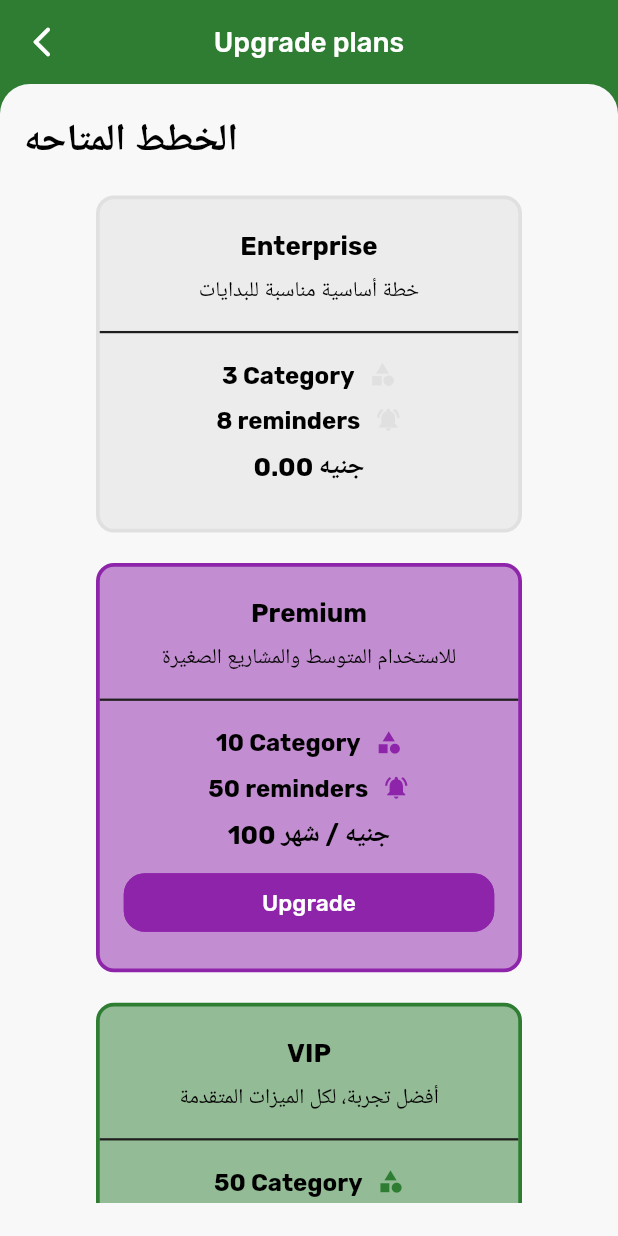
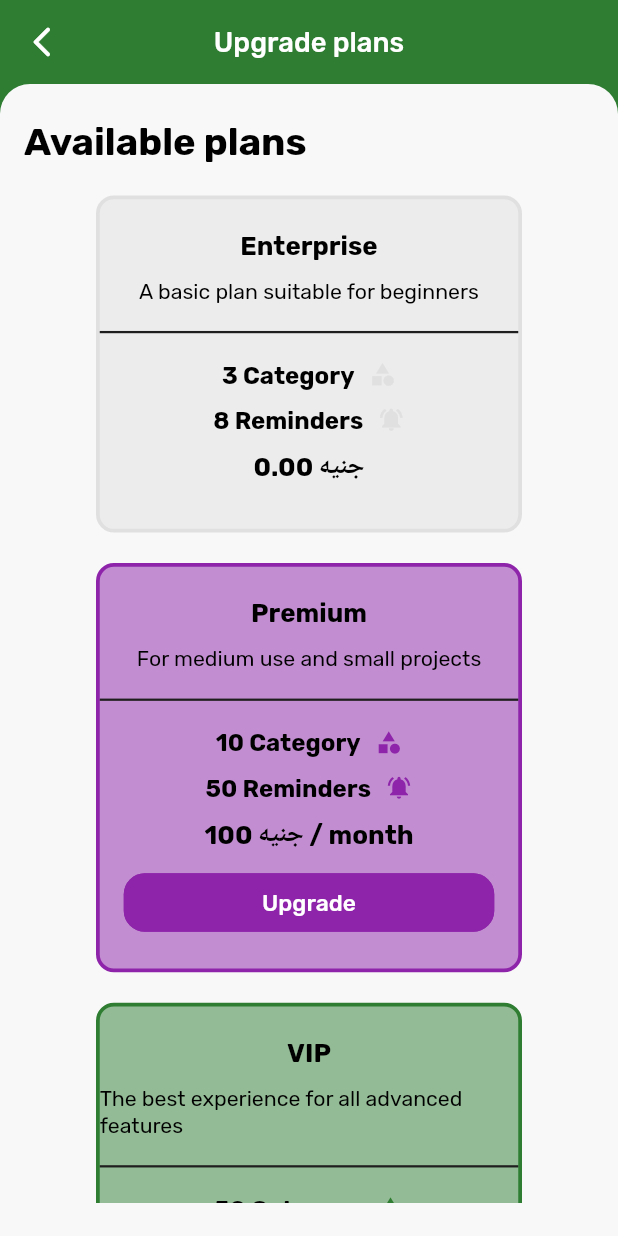
Before and after one commit to yousefmohamed35/rental_Demo, a Flutter app: the UpgradePlansPage screen opened by its route, on a phone screen of 412 x 824 dp. Run offline on Flutter 3.47's test engine with Material 3 defaults, Android fonts, the phone set to English and light mode, and no system bars; our stand-ins replace auto_route, auto_size_text, bloc, country_code_picker, equatable, flash and 16 more; missing offline and left inert: duration; accounts and stored records are empty.

```diff
--- a/lib/feature/upgrade_plans/presentation/view/widgets/plans_card.dart
+++ b/lib/feature/upgrade_plans/presentation/view/widgets/plans_card.dart
@@ -47,7 +47,7 @@ class PlansCard extends StatelessWidget {
             mainAxisAlignment: MainAxisAlignment.center,
             children: [
               Text(
-                '$category Category',
+                '$category ${context.locale.category}',
                 style: context.textTheme.labelSmall?.copyWith(
                   fontSize: 16,
                   fontWeight: FontWeight.bold,
@@ -62,7 +62,7 @@ class PlansCard extends StatelessWidget {
             mainAxisAlignment: MainAxisAlignment.center,
             children: [
               Text(
-                '$reminders reminders',
+                '$reminders ${context.locale.reminders}',
                 style: context.textTheme.labelSmall?.copyWith(
                   fontSize: 16,
                   fontWeight: FontWeight.bold,
--- a/lib/feature/upgrade_plans/presentation/view/widgets/upgrade_plans_body.dart
+++ b/lib/feature/upgrade_plans/presentation/view/widgets/upgrade_plans_body.dart
@@ -16,12 +16,15 @@ class UpgradePlansBody extends StatelessWidget {
         child: Column(
           crossAxisAlignment: CrossAxisAlignment.start,
           children: [
-            Text('الخطط المتاحه', style: context.textTheme.titleSmall),
+            Text(
+              context.locale.availablePlans,
+              style: context.textTheme.titleSmall,
+            ),
             20.toHeight.verticalSpace,
             PlansCard(
               color: AppColors.divider,
               title: 'Enterprise',
-              subtitle: 'خطة أساسية مناسبة للبدايات',
+              subtitle: context.locale.enterpriseDescription,
               category: 3,
               reminders: 8,
               price: '0.00 جنيه',
@@ -31,20 +34,20 @@ class UpgradePlansBody extends StatelessWidget {
             PlansCard(
               color: AppColors.accentColor,
               title: 'Premium',
-              subtitle: 'للاستخدام المتوسط والمشاريع الصغيرة',
+              subtitle: context.locale.premiumDescription,
               category: 10,
               reminders: 50,
-              price: '100 جنيه / شهر',
+              price: '100 جنيه / ${context.locale.month}',
               addButton: true,
             ),
             20.toHeight.verticalSpace,
             PlansCard(
               color: AppColors.primaryColor,
               title: 'VIP',
-              subtitle: 'أفضل تجربة، لكل الميزات المتقدمة',
+              subtitle: context.locale.VipDescription,
               category: 50,
               reminders: 200,
-              price: '200 جنيه / شهر',
+              price: '200 جنيه / ${context.locale.month}',
               addButton: true,
             ),
           ],
--- a/lib/l10n/intl_ar.arb
+++ b/lib/l10n/intl_ar.arb
@@ -41,6 +41,12 @@
   "enterCategoryName":"أدخل اسم الفئة",
   "add":"إضافة",
 
+  "availablePlans":"الخطط المتاحه",
+  "enterpriseDescription":"خطه اساسية مناسبة للبدايات",
+  "premiumDescription": "للاستخدام المتوسط و المشاريع الصغيره",
+  "VipDescription":"افضل تجربة لكل الميزات المتقدمه",
+  "month": "شهر",
+
   "block" : "شقة",
   "home": "الصفحة الرئيسية",
   "addNew":"إضافة جديد",
--- a/lib/l10n/intl_en.arb
+++ b/lib/l10n/intl_en.arb
@@ -41,6 +41,12 @@
   "enterCategoryName":"Enter category name",
   "add":"Add",
 
+  "availablePlans":"Available plans",
+  "enterpriseDescription":"A basic plan suitable for beginners",
+  "premiumDescription":"For medium use and small projects",
+  "VipDescription":"The best experience for all advanced features",
+  "month":"month",
+
   "block" : "block",
   "home": "Home",
   "addNew":"Add new",
```
Also changed, not shown: lib/feature/reminders/presentation/view/reminders_page.dart (added, +10 -0 lines), lib/generated/intl/messages_ar.dart, lib/generated/intl/messages_en.dart, lib/generated/l10n.dart.
